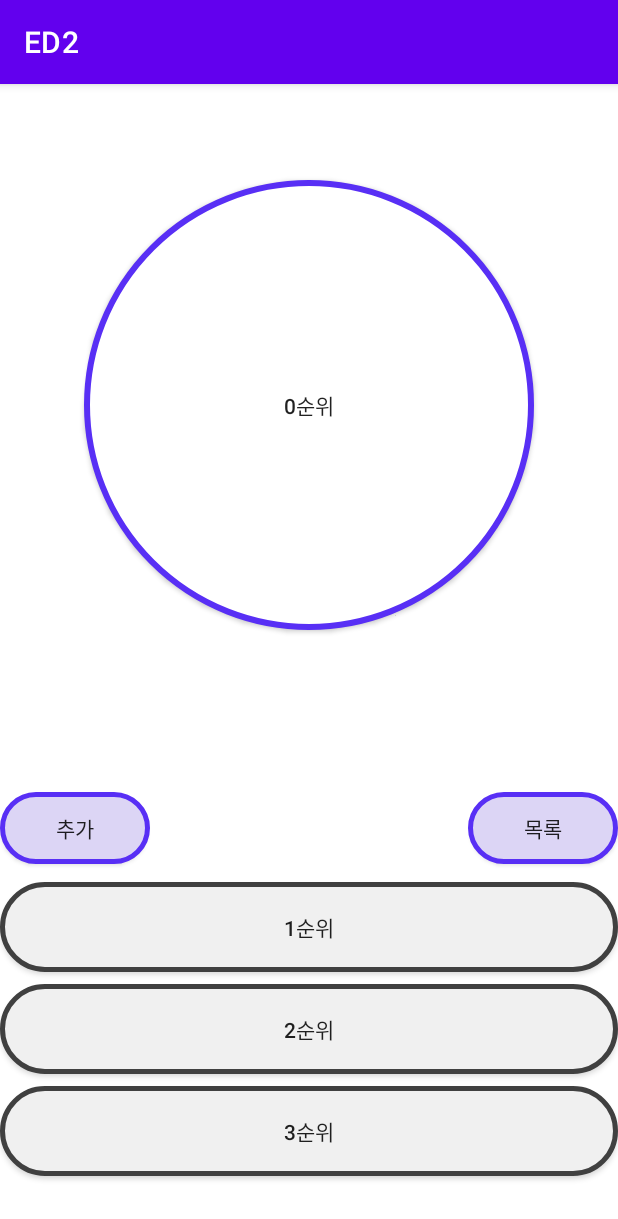
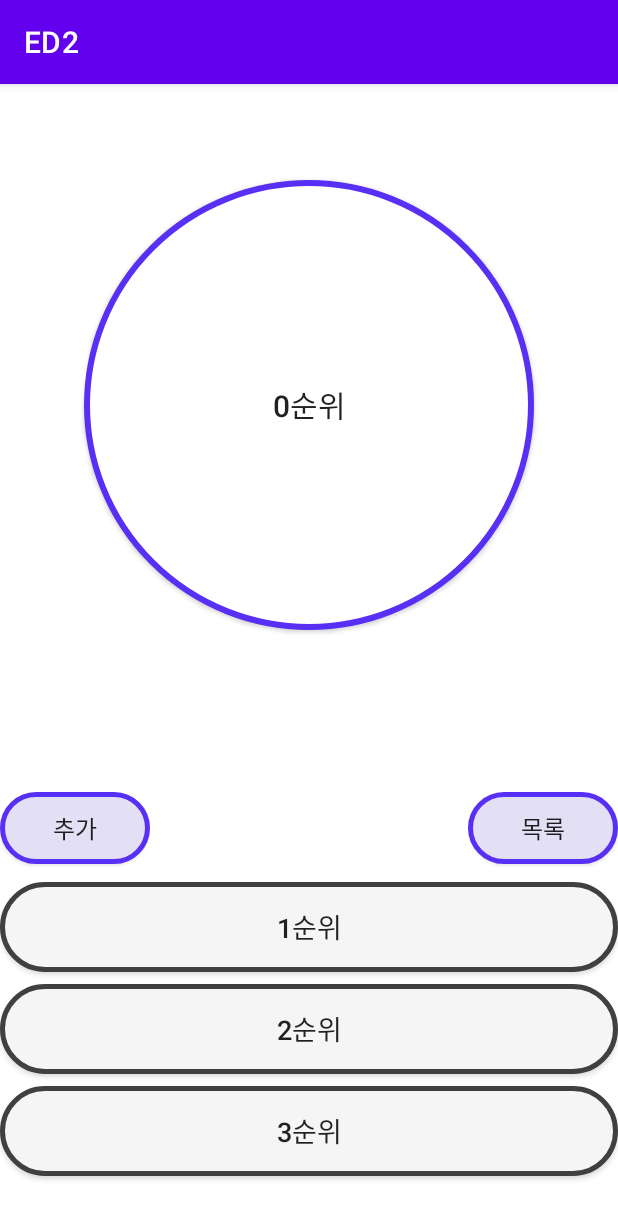
Before and after one commit to seunghwaryu/engineeringdesign, an Android app: the screen it shows after launch (MainActivity), on a phone screen of 412 x 824 dp. Shown: the top 1219 px of the screen. Run offline under Robolectric (Android 15) with nearby library versions, the phone set to English and light mode, and no system bars; our stand-ins replace Room's generated code.

Commit message:
레이아웃 세부 수정

```diff
--- a/app/src/main/res/drawable/basic_button1.xml
+++ b/app/src/main/res/drawable/basic_button1.xml
@@ -1,7 +1,7 @@
 <?xml version="1.0" encoding="utf-8"?>
 <shape xmlns:android="http://schemas.android.com/apk/res/android" >
 
-    <solid android:color="#f0f0f0" />
+    <solid android:color="#f5f5f5" />
 
     <stroke
         android:width="3dp"
--- a/app/src/main/res/layout/activity_main.xml
+++ b/app/src/main/res/layout/activity_main.xml
@@ -8,48 +8,51 @@
     tools:context=".MainActivity">
 
     <androidx.appcompat.widget.AppCompatButton
-        android:id="@+id/button2"
+        android:id="@+id/zeroth_button"
         android:layout_width="300dp"
         android:layout_height="300dp"
-        android:layout_marginStart="110dp"
         android:layout_marginTop="64dp"
-        android:layout_marginEnd="106dp"
         android:background="@drawable/circle_button"
         android:text="0순위"
+        android:textSize="20sp"
         app:layout_constraintEnd_toEndOf="parent"
-        app:layout_constraintHorizontal_bias="0.523"
         app:layout_constraintStart_toStartOf="parent"
         app:layout_constraintTop_toTopOf="parent" />
 
     <androidx.appcompat.widget.AppCompatButton
-        android:id="@+id/button3"
+        android:id="@+id/first_button"
         android:layout_width="match_parent"
         android:layout_height="60dp"
         android:layout_marginBottom="8dp"
         android:background="@drawable/basic_button1"
         android:text="1순위"
-        app:layout_constraintBottom_toTopOf="@+id/button4"
+        android:textSize="18sp"
+        app:layout_constraintBottom_toTopOf="@+id/second_button"
         app:layout_constraintEnd_toEndOf="parent"
         app:layout_constraintHorizontal_bias="0.0"
         app:layout_constraintStart_toStartOf="parent" />
 
     <androidx.appcompat.widget.AppCompatButton
-        android:id="@+id/open_schedule_button"
-        android:layout_width="100dp"
-        android:layout_height="wrap_content"
-        android:layout_marginBottom="12dp"
-        android:text="목록"
-        android:background="@drawable/basic_button2"
-        app:layout_constraintBottom_toTopOf="@+id/button3"
-        app:layout_constraintEnd_toEndOf="parent" />
+        android:id="@+id/second_button"
+        android:layout_width="match_parent"
+        android:layout_height="60dp"
+        android:layout_marginBottom="8dp"
+        android:background="@drawable/basic_button1"
+        android:text="2순위"
+        android:textSize="18sp"
+        app:layout_constraintBottom_toTopOf="@+id/third_button"
+        app:layout_constraintEnd_toEndOf="parent"
+        app:layout_constraintHorizontal_bias="0.0"
+        app:layout_constraintStart_toStartOf="parent" />
 
     <androidx.appcompat.widget.AppCompatButton
-        android:id="@+id/button5"
+        android:id="@+id/third_button"
         android:layout_width="match_parent"
         android:layout_height="60dp"
         android:layout_marginBottom="40dp"
         android:background="@drawable/basic_button1"
         android:text="3순위"
+        android:textSize="18sp"
         app:layout_constraintBottom_toBottomOf="parent"
         app:layout_constraintEnd_toEndOf="parent"
         app:layout_constraintHorizontal_bias="0.0"
@@ -62,20 +65,20 @@
         android:layout_marginBottom="12dp"
         android:background="@drawable/basic_button2"
         android:text="추가"
-        app:layout_constraintBottom_toTopOf="@+id/button3"
+        android:textSize="16sp"
+        app:layout_constraintBottom_toTopOf="@+id/first_button"
         app:layout_constraintStart_toStartOf="parent" />
 
     <androidx.appcompat.widget.AppCompatButton
-        android:id="@+id/button4"
-        android:layout_width="match_parent"
-        android:layout_height="60dp"
-        android:layout_marginBottom="8dp"
-        android:background="@drawable/basic_button1"
-        android:text="2순위"
-        app:layout_constraintBottom_toTopOf="@+id/button5"
-        app:layout_constraintEnd_toEndOf="parent"
-        app:layout_constraintHorizontal_bias="0.0"
-        app:layout_constraintStart_toStartOf="parent" />
+        android:id="@+id/open_schedule_button"
+        android:layout_width="100dp"
+        android:layout_height="wrap_content"
+        android:layout_marginBottom="12dp"
+        android:text="목록"
+        android:textSize="16sp"
+        android:background="@drawable/basic_button2"
+        app:layout_constraintBottom_toTopOf="@+id/first_button"
+        app:layout_constraintEnd_toEndOf="parent" />
 
     <!-- 추후 계속 수정 예정.. 5/18 -->
 
--- a/app/src/main/res/layout/activity_main_list.xml
+++ b/app/src/main/res/layout/activity_main_list.xml
@@ -12,7 +12,7 @@
         android:layout_width="wrap_content"
         android:layout_height="wrap_content"
         android:layout_margin="20dp"
-        android:text="목록"
+        android:text="전체 일정 목록"
         android:textSize="20sp"
         android:textColor = "?android:textColorPrimary"
         android:textStyle="bold"/>
--- a/app/src/main/res/values/colors.xml
+++ b/app/src/main/res/values/colors.xml
@@ -10,5 +10,5 @@
     <!-- 새로 지정한 색깔 -->
     <color name="black">#404040</color>
     <color name="blue">#582FF5</color>
-    <color name="light_blue">#dcd5f5</color>
+    <color name="light_blue">#e3dff5</color>
 </resources>
```
Also changed, not shown: app/src/main/res/layout/main_list_item.xml (+15 -6 lines).
